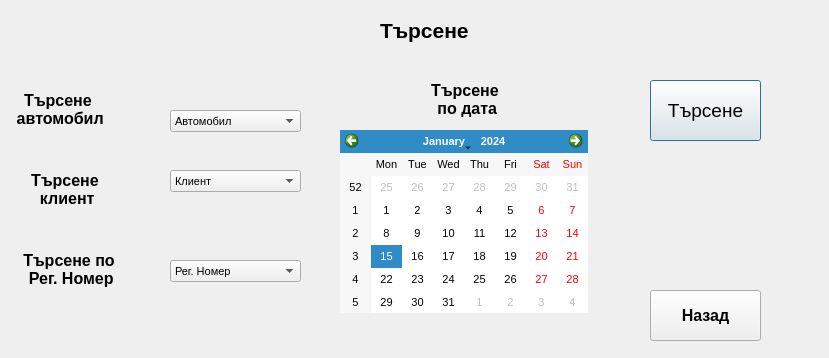
This is searchform.ui in JohnnyBrawo/CarServ as Qt 5 draws it before an edit. The edited form follows.
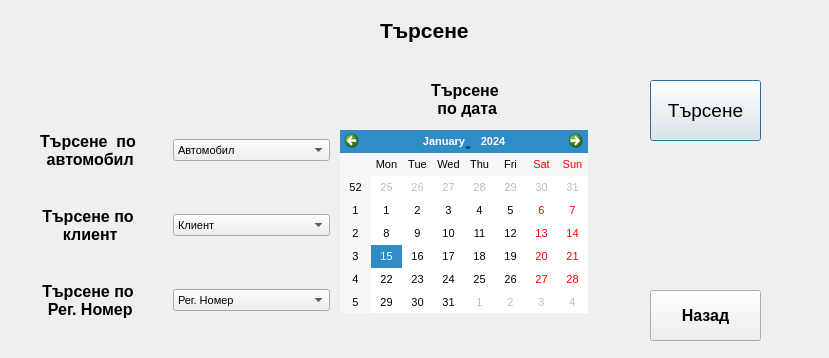
This is the edited form.

```diff
--- a/searchform.ui
+++ b/searchform.ui
@@ -38,78 +38,6 @@
     <string>Търсене </string>
    </property>
   </widget>
-  <widget class="QLabel" name="L_search_RegNumber">
-   <property name="geometry">
-    <rect>
-     <x>20</x>
-     <y>250</y>
-     <width>98</width>
-     <height>38</height>
-    </rect>
-   </property>
-   <property name="font">
-    <font>
-     <pointsize>12</pointsize>
-     <weight>75</weight>
-     <bold>true</bold>
-    </font>
-   </property>
-   <property name="text">
-    <string>Търсене по 
- Рег. Номер</string>
-   </property>
-   <property name="alignment">
-    <set>Qt::AlignCenter</set>
-   </property>
-  </widget>
-  <widget class="QLabel" name="L_search_Klient">
-   <property name="geometry">
-    <rect>
-     <x>30</x>
-     <y>170</y>
-     <width>70</width>
-     <height>38</height>
-    </rect>
-   </property>
-   <property name="font">
-    <font>
-     <pointsize>12</pointsize>
-     <weight>75</weight>
-     <bold>true</bold>
-    </font>
-   </property>
-   <property name="text">
-    <string>Търсене 
- клиент</string>
-   </property>
-   <property name="alignment">
-    <set>Qt::AlignCenter</set>
-   </property>
-  </widget>
-  <widget class="QLabel" name="L_search_Auto">
-   <property name="geometry">
-    <rect>
-     <x>10</x>
-     <y>90</y>
-     <width>96</width>
-     <height>38</height>
-    </rect>
-   </property>
-   <property name="font">
-    <font>
-     <pointsize>12</pointsize>
-     <weight>75</weight>
-     <bold>true</bold>
-    </font>
-   </property>
-   <property name="text">
-    <string>Търсене 
- автомобил</string>
-   </property>
-   <property name="alignment">
-    <set>Qt::AlignCenter</set>
-   </property>
-  </widget>
   <widget class="QLabel" name="L_search_Data">
    <property name="geometry">
     <rect>
@@ -152,51 +80,6 @@
     <string>Търсене</string>
    </property>
   </widget>
-  <widget class="QComboBox" name="Combo_SearchAuto">
-   <property name="geometry">
-    <rect>
-     <x>170</x>
-     <y>110</y>
-     <width>131</width>
-     <height>22</height>
-    </rect>
-   </property>
-   <item>
-    <property name="text">
-     <string>Автомобил</string>
-    </property>
-   </item>
-  </widget>
-  <widget class="QComboBox" name="Combo_Search_Klient">
-   <property name="geometry">
-    <rect>
-     <x>170</x>
-     <y>170</y>
-     <width>131</width>
-     <height>22</height>
-    </rect>
-   </property>
-   <item>
-    <property name="text">
-     <string>Клиент</string>
-    </property>
-   </item>
-  </widget>
-  <widget class="QComboBox" name="Combo_Search_RegNumber">
-   <property name="geometry">
-    <rect>
-     <x>170</x>
-     <y>260</y>
-     <width>131</width>
-     <height>22</height>
-    </rect>
-   </property>
-   <item>
-    <property name="text">
-     <string>Рег. Номер</string>
-    </property>
-   </item>
-  </widget>
   <widget class="QCalendarWidget" name="Calendar_Search">
    <property name="geometry">
     <rect>
@@ -227,6 +110,99 @@
     <string>Назад</string>
    </property>
   </widget>
+  <widget class="QWidget" name="">
+   <property name="geometry">
+    <rect>
+     <x>9</x>
+     <y>100</y>
+     <width>321</width>
+     <height>251</height>
+    </rect>
+   </property>
+   <layout class="QGridLayout" name="gridLayout">
+    <item row="0" column="0">
+     <widget class="QLabel" name="L_search_Auto">
+      <property name="font">
+       <font>
+        <pointsize>12</pointsize>
+        <weight>75</weight>
+        <bold>true</bold>
+       </font>
+      </property>
+      <property name="text">
+       <string>Търсене  по 
+ автомобил</string>
+      </property>
+      <property name="alignment">
+       <set>Qt::AlignCenter</set>
+      </property>
+     </widget>
+    </item>
+    <item row="0" column="1">
+     <widget class="QComboBox" name="Combo_SearchAuto">
+      <item>
+       <property name="text">
+        <string>Автомобил</string>
+       </property>
+      </item>
+     </widget>
+    </item>
+    <item row="1" column="0">
+     <widget class="QLabel" name="L_search_Klient">
+      <property name="font">
+       <font>
+        <pointsize>12</pointsize>
+        <weight>75</weight>
+        <bold>true</bold>
+       </font>
+      </property>
+      <property name="text">
+       <string>Търсене по 
+ клиент</string>
+      </property>
+      <property name="alignment">
+       <set>Qt::AlignCenter</set>
+      </property>
+     </widget>
+    </item>
+    <item row="1" column="1">
+     <widget class="QComboBox" name="Combo_Search_Klient">
+      <item>
+       <property name="text">
+        <string>Клиент</string>
+       </property>
+      </item>
+     </widget>
+    </item>
+    <item row="2" column="0">
+     <widget class="QLabel" name="L_search_RegNumber">
+      <property name="font">
+       <font>
+        <pointsize>12</pointsize>
+        <weight>75</weight>
+        <bold>true</bold>
+       </font>
+      </property>
+      <property name="text">
+       <string>Търсене по 
+ Рег. Номер</string>
+      </property>
+      <property name="alignment">
+       <set>Qt::AlignCenter</set>
+      </property>
+     </widget>
+    </item>
+    <item row="2" column="1">
+     <widget class="QComboBox" name="Combo_Search_RegNumber">
+      <item>
+       <property name="text">
+        <string>Рег. Номер</string>
+       </property>
+      </item>
+     </widget>
+    </item>
+   </layout>
+  </widget>
  </widget>
  <resources/>
  <connections/>
```
